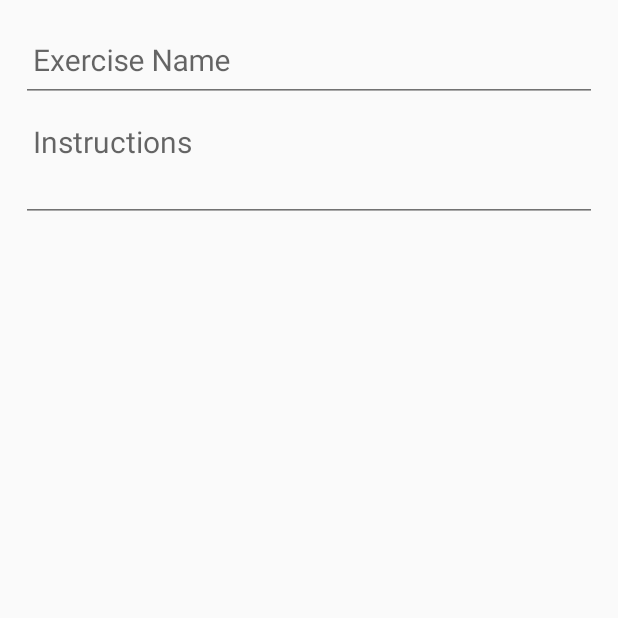
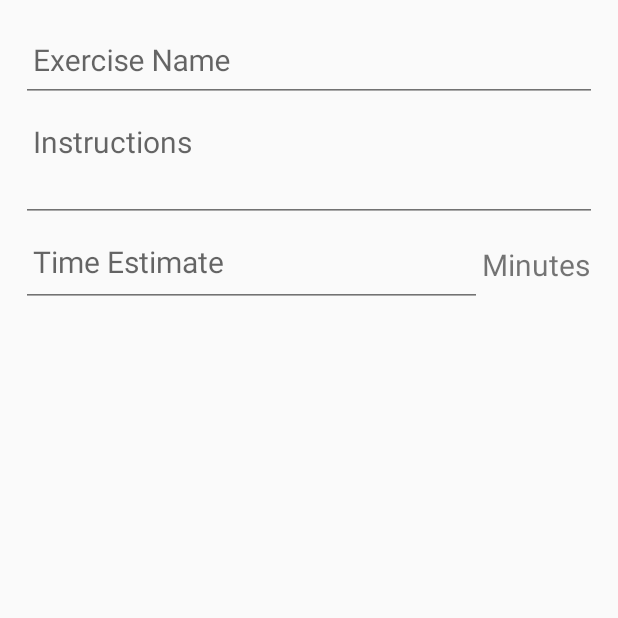
Before and after one commit to etenoch/CISC325-MakeFit, an Android app: the fragment NewExercise shown on its own in the app's theme, on a phone screen of 412 x 824 dp, the top half of it. Run offline under Robolectric (Android 15) with nearby library versions, the phone set to English and light mode, and no system bars; our stand-ins replace ButterKnife; 3 statements that could not run were skipped.

Commit message:
+ some exercise stuff refinements

```diff
--- a/app/build.gradle
+++ b/app/build.gradle
@@ -22,8 +22,8 @@ android {
 dependencies {
     compile fileTree(dir: 'libs', include: ['*.jar'])
     testCompile 'junit:junit:4.12'
+    compile 'com.android.support:appcompat-v7:23.1.0'
     compile 'com.android.support:design:23.1.0'
-    compile 'com.android.support:appcompat-v7:23.1.0'
     compile 'com.android.support:recyclerview-v7:23.1.0'
     compile 'com.android.support:cardview-v7:23.1.0'
     compile 'de.hdodenhof:circleimageview:2.0.0'
--- a/app/src/main/java/com/enochtam/cisc325/makefit/db/DbSchema.java
+++ b/app/src/main/java/com/enochtam/cisc325/makefit/db/DbSchema.java
@@ -17,8 +17,7 @@ public final class DbSchema {
     public static abstract class ExerciseEntry implements BaseColumns {
         public static final String T_NAME = "Exercise";
         public static final String C_EXERCISE_NAME = "Exercise_Name";
-        public static final String C_REP_TIME = "Rep_Time";
-        public static final String C_REP_TIME_VALUE = "Rep_Time_Value";
+        public static final String C_TIME = "Time";
         public static final String C_DETAILS = "DETAILS";
         public static final String C_PHOTO = "PHOTO";
     }
--- a/app/src/main/java/com/enochtam/cisc325/makefit/fragments/NewExercise.java
+++ b/app/src/main/java/com/enochtam/cisc325/makefit/fragments/NewExercise.java
@@ -24,7 +24,7 @@ public class NewExercise extends Fragment {
     MainActivity that;
 
     @Bind(R.id.exercise_name) EditText exerciseName;
-    @Bind(R.id.instructions_details) EditText instructions;
+    @Bind(R.id.instructions) EditText instructions;
 
     public static WorkoutScreen newInstance(String param1, String param2) {
         WorkoutScreen fragment = new WorkoutScreen();
--- a/app/src/main/java/com/enochtam/cisc325/makefit/models/Workout.java
+++ b/app/src/main/java/com/enochtam/cisc325/makefit/models/Workout.java
@@ -3,12 +3,14 @@ package com.enochtam.cisc325.makefit.models;
 
 public class Workout {
 
+    public long workoutID;
     public String name;
     public String details;
     public String difficulty;
 
 
-    public Workout(String name, String details, String difficulty) {
+    public Workout(long workoutID,String name, String details, String difficulty) {
+        this.workoutID = workoutID;
         this.name = name;
         this.details = details;
         this.difficulty = difficulty;
--- a/app/src/main/res/layout/fragment_new_exercise.xml
+++ b/app/src/main/res/layout/fragment_new_exercise.xml
@@ -56,13 +56,45 @@
                     android:textSize="20sp"/>
             </android.support.design.widget.TextInputLayout>
 
-            <!--<Spinner-->
-                <!--android:layout_marginTop="6dp"-->
-                <!--style="@style/SpinnerItemStyle"-->
-                <!--android:layout_width="fill_parent"-->
-                <!--android:layout_height="wrap_content"-->
-                <!--android:id="@+id/workout_difficulty"-->
-                <!--android:textColor="@color/primary_text" />-->
+
+            <RelativeLayout
+                android:layout_width="fill_parent"
+                android:layout_height="wrap_content">
+
+                <android.support.design.widget.TextInputLayout
+                    android:layout_marginTop="-1dp"
+                    android:layout_width="match_parent"
+                    android:layout_height="wrap_content"
+                    android:layout_toLeftOf="@+id/textView"
+                    android:layout_toStartOf="@+id/textView">
+                    <EditText
+                        android:hint="Time Estimate"
+                        android:layout_width="match_parent"
+                        android:layout_height="wrap_content"
+                        android:id="@+id/time"
+                        android:textColor="@color/primary_text"
+                        android:gravity="top|left"
+                        android:paddingLeft="8dp"
+                        android:paddingTop="6dp"
+                        android:paddingBottom="14dp"
+                        android:textSize="20sp"/>
+                </android.support.design.widget.TextInputLayout>
+
+                <TextView
+                    android:layout_width="wrap_content"
+                    android:layout_height="wrap_content"
+                    android:text="Minutes "
+                    android:layout_gravity="center_vertical"
+                    android:textSize="20sp"
+                    android:layout_centerVertical="true"
+                    android:layout_alignParentRight="true"
+                    android:layout_alignParentEnd="true"
+                    android:id="@+id/textView" />
+
+            </RelativeLayout>
+
+
+
         </LinearLayout>
 
 
--- a/app/src/main/res/values/strings.xml
+++ b/app/src/main/res/values/strings.xml
@@ -10,4 +10,5 @@
         <item>Experienced Difficulty</item>
     </string-array>
 
+
 </resources>
```
Also changed, not shown: app/src/main/java/com/enochtam/cisc325/makefit/Data.java (+41 -11 lines), app/src/main/java/com/enochtam/cisc325/makefit/db/DbHelper.java (+17 -7 lines), app/src/main/java/com/enochtam/cisc325/makefit/models/Exercise.java (added, +17 -0 lines).
